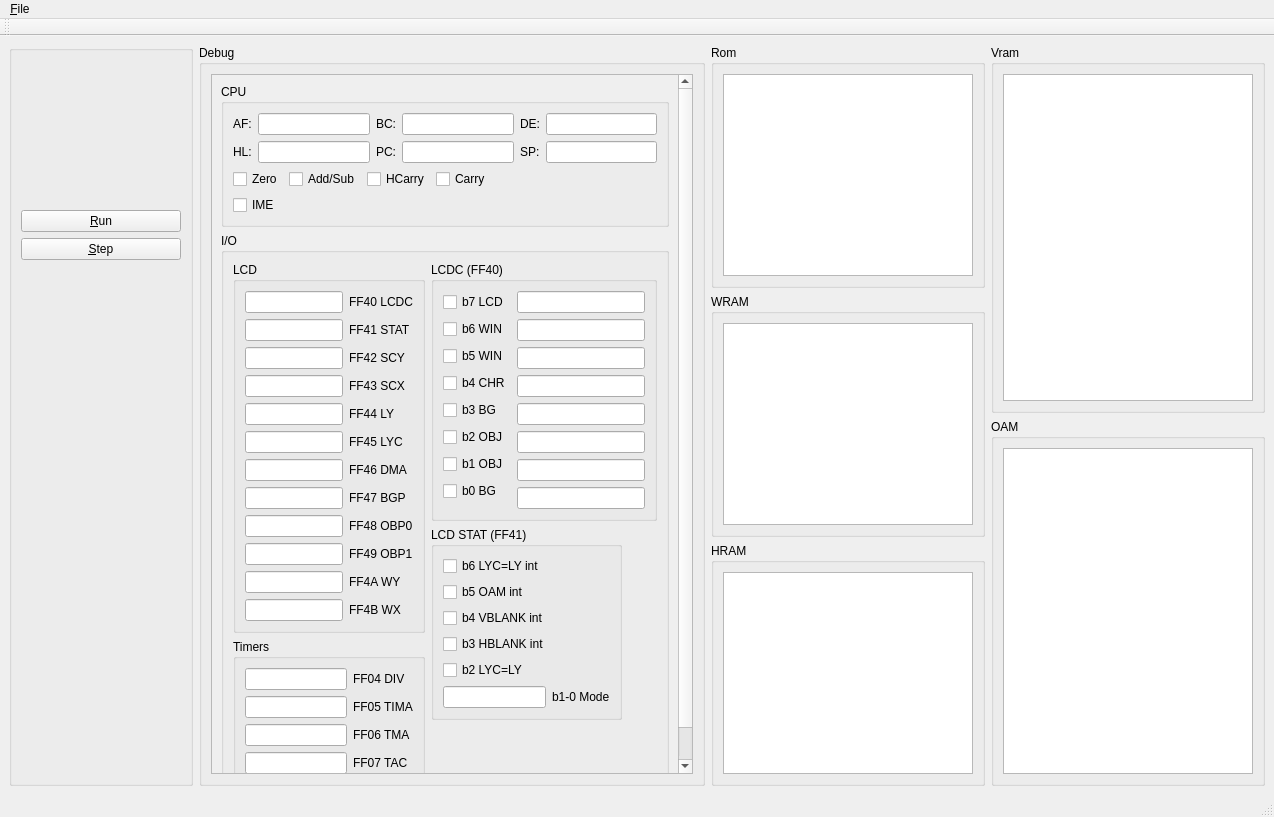
The window that mainwindow.ui (brNX/gameboy-emu) describes before a commit, drawn with Qt 5.
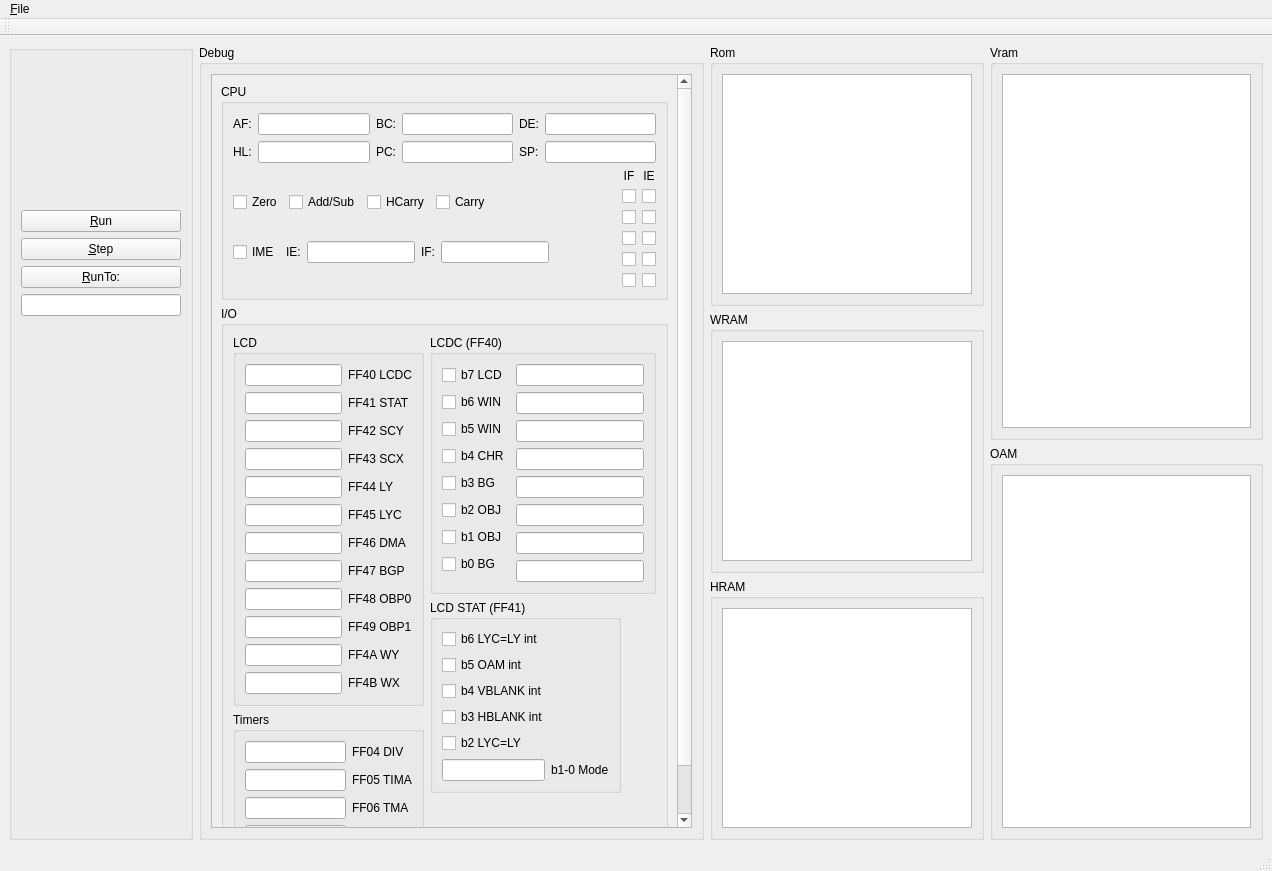
The same window after the commit. Custom widgets are drawn as their Qt base class.

Commit message: bug in jr fixed, runto command in gui

The edit to the form file:
```diff
--- a/mainwindow.ui
+++ b/mainwindow.ui
@@ -6,8 +6,8 @@
    <rect>
     <x>0</x>
     <y>0</y>
-    <width>1274</width>
-    <height>817</height>
+    <width>1272</width>
+    <height>871</height>
    </rect>
   </property>
   <property name="windowTitle">
@@ -60,6 +60,16 @@
          </property>
         </widget>
        </item>
+       <item>
+        <widget class="QPushButton" name="runtoButton">
+         <property name="text">
+          <string>&amp;RunTo:</string>
+         </property>
+        </widget>
+       </item>
+       <item>
+        <widget class="QLineEdit" name="runtoEdit"/>
+       </item>
        <item>
         <spacer name="verticalSpacer">
          <property name="orientation">
@@ -92,11 +102,11 @@
            <rect>
             <x>0</x>
             <y>0</y>
-            <width>491</width>
-            <height>718</height>
+            <width>473</width>
+            <height>774</height>
            </rect>
           </property>
-          <layout class="QVBoxLayout" name="verticalLayout">
+          <layout class="QVBoxLayout" name="verticalLayout_31">
            <item>
             <widget class="QGroupBox" name="groupBox_3">
              <property name="sizePolicy">
@@ -108,7 +118,7 @@
              <property name="title">
               <string>CPU</string>
              </property>
-             <layout class="QVBoxLayout" name="verticalLayout_9">
+             <layout class="QVBoxLayout" name="verticalLayout_30">
               <item>
                <layout class="QHBoxLayout" name="horizontalLayout_6">
                 <item>
@@ -234,6 +244,10 @@
                </layout>
               </item>
               <item>
+               <layout class="QHBoxLayout" name="horizontalLayout_16">
+                <item>
+                 <layout class="QVBoxLayout" name="verticalLayout">
+                  <item>
                <layout class="QHBoxLayout" name="horizontalLayout_7">
                 <item>
                  <widget class="QCheckBox" name="zflagBox">
@@ -302,6 +316,26 @@
                   </property>
                  </widget>
                 </item>
+                    <item>
+                     <widget class="QLabel" name="label_26">
+                      <property name="text">
+                       <string>IE:</string>
+                      </property>
+                     </widget>
+                    </item>
+                    <item>
+                     <widget class="QLineEdit" name="ieEdit"/>
+                    </item>
+                    <item>
+                     <widget class="QLabel" name="label_25">
+                      <property name="text">
+                       <string>IF:</string>
+                      </property>
+                     </widget>
+                    </item>
+                    <item>
+                     <widget class="QLineEdit" name="ifEdit"/>
+                    </item>
                 <item>
                  <spacer name="horizontalSpacer_2">
                   <property name="orientation">
@@ -318,6 +352,216 @@
                </layout>
               </item>
              </layout>
+                </item>
+                <item>
+                 <layout class="QVBoxLayout" name="verticalLayout_29">
+                  <item>
+                   <layout class="QHBoxLayout" name="horizontalLayout_14">
+                    <item>
+                     <widget class="QLabel" name="label_27">
+                      <property name="text">
+                       <string>IF</string>
+                      </property>
+                      <property name="alignment">
+                       <set>Qt::AlignCenter</set>
+                      </property>
+                     </widget>
+                    </item>
+                    <item>
+                     <widget class="QLabel" name="label_24">
+                      <property name="text">
+                       <string>IE</string>
+                      </property>
+                      <property name="alignment">
+                       <set>Qt::AlignCenter</set>
+                      </property>
+                     </widget>
+                    </item>
+                   </layout>
+                  </item>
+                  <item>
+                   <layout class="QHBoxLayout" name="horizontalLayout_15">
+                    <item>
+                     <layout class="QVBoxLayout" name="verticalLayout_28">
+                      <item>
+                       <widget class="QCheckBox" name="ifBox0">
+                        <property name="sizePolicy">
+                         <sizepolicy hsizetype="Minimum" vsizetype="Fixed">
+                          <horstretch>0</horstretch>
+                          <verstretch>0</verstretch>
+                         </sizepolicy>
+                        </property>
+                        <property name="layoutDirection">
+                         <enum>Qt::LeftToRight</enum>
+                        </property>
+                        <property name="text">
+                         <string/>
+                        </property>
+                        <property name="checkable">
+                         <bool>true</bool>
+                        </property>
+                       </widget>
+                      </item>
+                      <item>
+                       <widget class="QCheckBox" name="ifBox1">
+                        <property name="sizePolicy">
+                         <sizepolicy hsizetype="Minimum" vsizetype="Fixed">
+                          <horstretch>0</horstretch>
+                          <verstretch>0</verstretch>
+                         </sizepolicy>
+                        </property>
+                        <property name="layoutDirection">
+                         <enum>Qt::LeftToRight</enum>
+                        </property>
+                        <property name="text">
+                         <string/>
+                        </property>
+                        <property name="checkable">
+                         <bool>true</bool>
+                        </property>
+                       </widget>
+                      </item>
+                      <item>
+                       <widget class="QCheckBox" name="ifBox2">
+                        <property name="sizePolicy">
+                         <sizepolicy hsizetype="Minimum" vsizetype="Fixed">
+                          <horstretch>0</horstretch>
+                          <verstretch>0</verstretch>
+                         </sizepolicy>
+                        </property>
+                        <property name="layoutDirection">
+                         <enum>Qt::LeftToRight</enum>
+                        </property>
+                        <property name="text">
+                         <string/>
+                        </property>
+                        <property name="checkable">
+                         <bool>true</bool>
+                        </property>
+                       </widget>
+                      </item>
+                      <item>
+                       <widget class="QCheckBox" name="ifBox3">
+                        <property name="sizePolicy">
+                         <sizepolicy hsizetype="Minimum" vsizetype="Fixed">
+                          <horstretch>0</horstretch>
+                          <verstretch>0</verstretch>
+                         </sizepolicy>
+                        </property>
+                        <property name="layoutDirection">
+                         <enum>Qt::LeftToRight</enum>
+                        </property>
+                        <property name="text">
+                         <string/>
+                        </property>
+                        <property name="checkable">
+                         <bool>true</bool>
+                        </property>
+                       </widget>
+                      </item>
+                      <item>
+                       <widget class="QCheckBox" name="ifBox4">
+                        <property name="sizePolicy">
+                         <sizepolicy hsizetype="Minimum" vsizetype="Fixed">
+                          <horstretch>0</horstretch>
+                          <verstretch>0</verstretch>
+                         </sizepolicy>
+                        </property>
+                        <property name="layoutDirection">
+                         <enum>Qt::LeftToRight</enum>
+                        </property>
+                        <property name="text">
+                         <string/>
+                        </property>
+                        <property name="checkable">
+                         <bool>true</bool>
+                        </property>
+                       </widget>
+                      </item>
+                     </layout>
+                    </item>
+                    <item>
+                     <layout class="QVBoxLayout" name="verticalLayout_9">
+                      <item>
+                       <widget class="QCheckBox" name="ieBox0">
+                        <property name="layoutDirection">
+                         <enum>Qt::LeftToRight</enum>
+                        </property>
+                        <property name="text">
+                         <string/>
+                        </property>
+                        <property name="checkable">
+                         <bool>true</bool>
+                        </property>
+                       </widget>
+                      </item>
+                      <item>
+                       <widget class="QCheckBox" name="ieBox1">
+                        <property name="sizePolicy">
+                         <sizepolicy hsizetype="Minimum" vsizetype="Fixed">
+                          <horstretch>0</horstretch>
+                          <verstretch>0</verstretch>
+                         </sizepolicy>
+                        </property>
+                        <property name="layoutDirection">
+                         <enum>Qt::LeftToRight</enum>
+                        </property>
+                        <property name="text">
+                         <string/>
+                        </property>
+                        <property name="checkable">
+                         <bool>true</bool>
+                        </property>
+                       </widget>
+                      </item>
+                      <item>
+                       <widget class="QCheckBox" name="ieBox2">
+                        <property name="layoutDirection">
+                         <enum>Qt::LeftToRight</enum>
+                        </property>
+                        <property name="text">
+                         <string/>
+                        </property>
+                        <property name="checkable">
+                         <bool>true</bool>
+                        </property>
+                       </widget>
+                      </item>
+                      <item>
+                       <widget class="QCheckBox" name="ieBox3">
+                        <property name="layoutDirection">
+                         <enum>Qt::LeftToRight</enum>
+                        </property>
+                        <property name="text">
+                         <string/>
+                        </property>
+                        <property name="checkable">
+                         <bool>true</bool>
+                        </property>
+                       </widget>
+                      </item>
+                      <item>
+                       <widget class="QCheckBox" name="ieBox4">
+                        <property name="layoutDirection">
+                         <enum>Qt::LeftToRight</enum>
+                        </property>
+                        <property name="text">
+                         <string/>
+                        </property>
+                        <property name="checkable">
+                         <bool>true</bool>
+                        </property>
+                       </widget>
+                      </item>
+                     </layout>
+                    </item>
+                   </layout>
+                  </item>
+                 </layout>
+                </item>
+               </layout>
+              </item>
+             </layout>
             </widget>
            </item>
            <item>
@@ -947,7 +1191,7 @@
     <rect>
      <x>0</x>
      <y>0</y>
-     <width>1274</width>
+     <width>1272</width>
      <height>22</height>
     </rect>
    </property>
```
Lines whose indentation alone changed are shown as unchanged. The commit also changes 8 other files.
